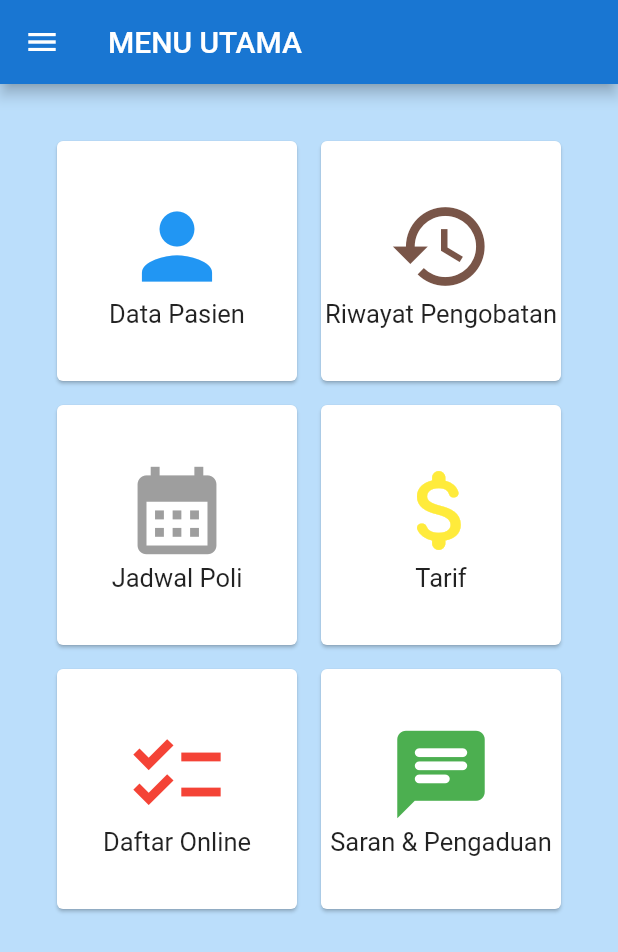
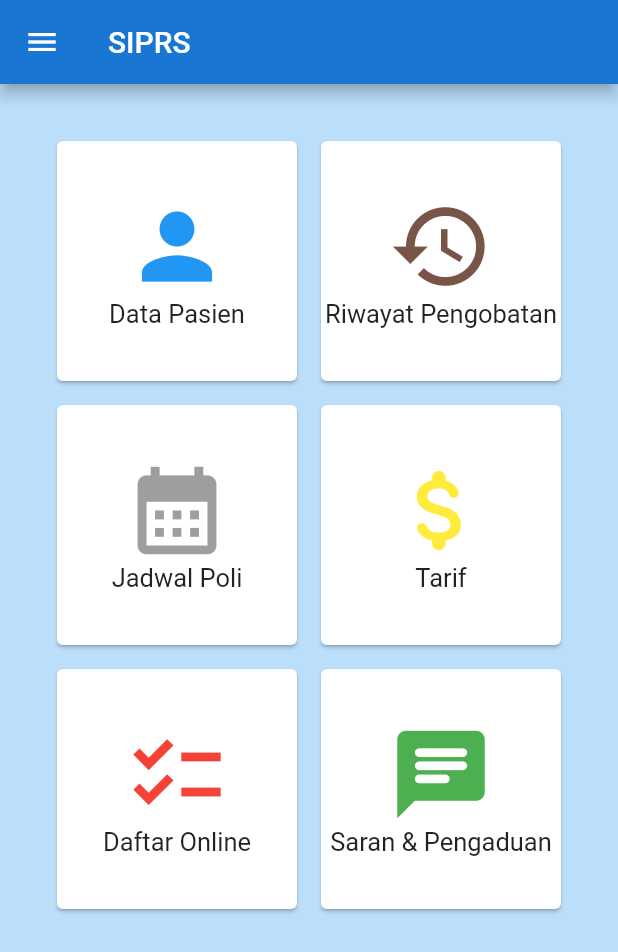
Before and after one commit to AgungFeb/SIPRS-Sistem-Informasi-Pasien-RS-, a Flutter app: the Dashboard screen opened directly, on a phone screen of 412 x 824 dp. Shown: the top 952 px of the screen. Run offline on Flutter 3.47's test engine with Material 2 defaults, Android fonts, the phone set to English and light mode, and no system bars.

Commit message:
Update dashboard.dart

```diff
--- a/lib/dashboard.dart
+++ b/lib/dashboard.dart
@@ -19,7 +19,7 @@ class _DashboardState extends State<Dashboard> {
   Widget build(BuildContext context) {
     return Scaffold(
       appBar: new AppBar(
-        title: Text("MENU UTAMA"),
+        title: Text("SIPRS"),
         backgroundColor: Colors.blue[700],
       ),
       backgroundColor: Colors.blue[100],
```
